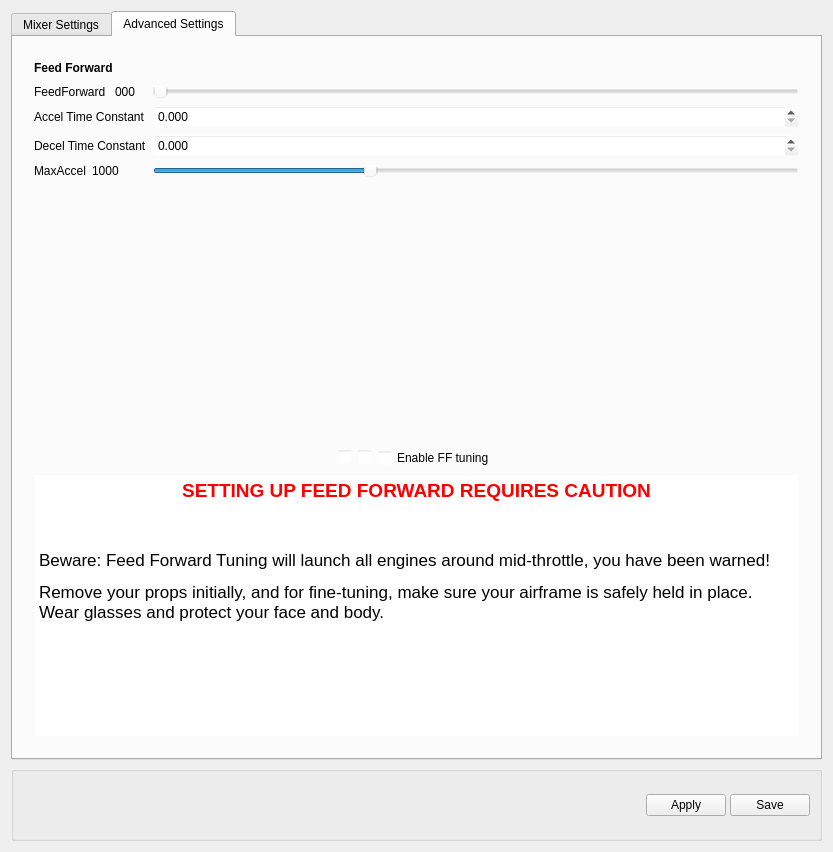
Old version of the form ground/openpilotgcs/src/plugins/config/airframe.ui in the repository openpilot/OpenPilot.
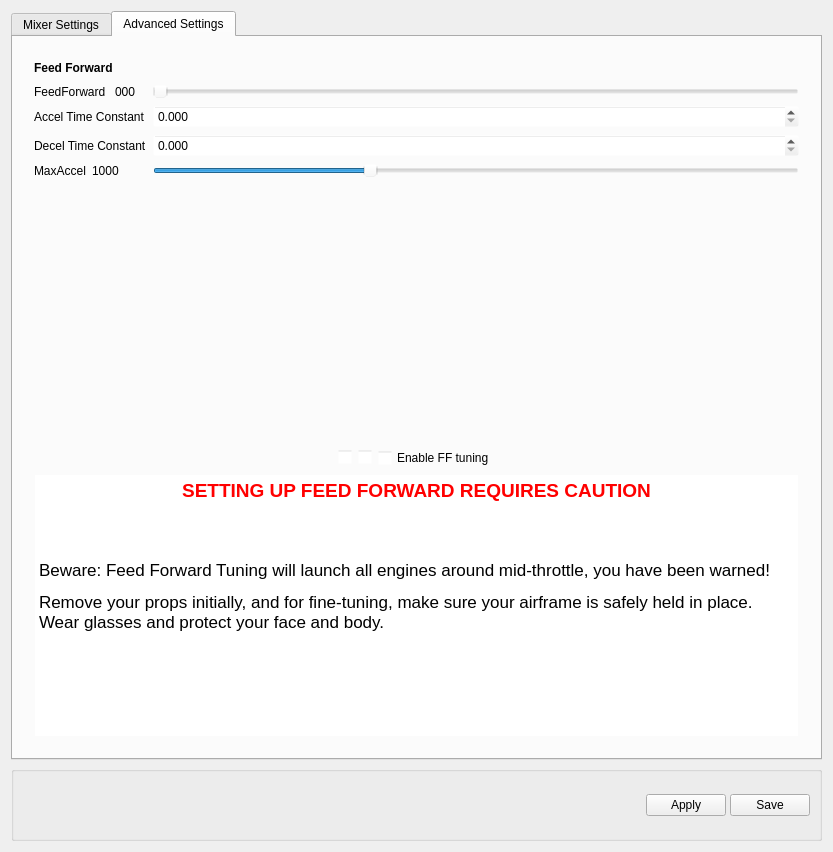
New version of the form. The open tabs and pages were chosen to show the change. Icons and pictures are not drawn. Custom widgets are drawn as their Qt base class.

What changed in the file:
```diff
--- a/ground/openpilotgcs/src/plugins/config/airframe.ui
+++ b/ground/openpilotgcs/src/plugins/config/airframe.ui
@@ -2755,8 +2755,8 @@
            <rect>
             <x>0</x>
             <y>0</y>
-            <width>192</width>
-            <height>236</height>
+            <width>247</width>
+            <height>301</height>
            </rect>
           </property>
           <layout class="QVBoxLayout" name="verticalLayout_18">
@@ -3067,15 +3067,15 @@
               <string>&lt;!DOCTYPE HTML PUBLIC &quot;-//W3C//DTD HTML 4.0//EN&quot; &quot;http://www.w3.org/TR/REC-html40/strict.dtd&quot;&gt;
 &lt;html&gt;&lt;head&gt;&lt;meta name=&quot;qrichtext&quot; content=&quot;1&quot; /&gt;&lt;style type=&quot;text/css&quot;&gt;
 p, li { white-space: pre-wrap; }
-&lt;/style&gt;&lt;/head&gt;&lt;body style=&quot; font-family:'MS Shell Dlg 2'; font-size:8.25pt; font-weight:400; font-style:normal;&quot;&gt;
+&lt;/style&gt;&lt;/head&gt;&lt;body style=&quot; font-family:'Lucida Grande'; font-size:13pt; font-weight:400; font-style:normal;&quot;&gt;
 &lt;table border=&quot;0&quot; style=&quot;-qt-table-type: root; margin-top:4px; margin-bottom:4px; margin-left:4px; margin-right:4px;&quot;&gt;
 &lt;tr&gt;
 &lt;td style=&quot;border: none;&quot;&gt;
 &lt;p align=&quot;center&quot; style=&quot; margin-top:0px; margin-bottom:0px; margin-left:0px; margin-right:0px; -qt-block-indent:0; text-indent:0px;&quot;&gt;&lt;span style=&quot; font-family:'Ubuntu'; font-size:14pt; font-weight:600; color:#ff0000;&quot;&gt;SETTING UP FEED FORWARD REQUIRES CAUTION&lt;/span&gt;&lt;/p&gt;
-&lt;p style=&quot;-qt-paragraph-type:empty; margin-top:0px; margin-bottom:0px; margin-left:0px; margin-right:0px; -qt-block-indent:0; text-indent:0px; font-family:'Ubuntu'; font-size:11pt;&quot;&gt;&lt;/p&gt;
+&lt;p style=&quot;-qt-paragraph-type:empty; margin-top:0px; margin-bottom:0px; margin-left:0px; margin-right:0px; -qt-block-indent:0; text-indent:0px; font-family:'Ubuntu'; font-size:11pt;&quot;&gt;&lt;br /&gt;&lt;/p&gt;
 &lt;p style=&quot; margin-top:0px; margin-bottom:0px; margin-left:0px; margin-right:0px; -qt-block-indent:0; text-indent:0px;&quot;&gt;&lt;span style=&quot; font-family:'Ubuntu'; font-size:11pt;&quot;&gt;&lt;br /&gt;&lt;/span&gt;&lt;/p&gt;
-&lt;p style=&quot; margin-top:0px; margin-bottom:0px; margin-left:0px; margin-right:0px; -qt-block-indent:0; text-indent:0px;&quot;&gt;&lt;span style=&quot; font-family:'Lucida Grande'; font-size:13pt;&quot;&gt;Beware: Feed Forward Tuning will launch all engines around mid-throttle, you have been warned!&lt;/span&gt;&lt;/p&gt;
-&lt;p style=&quot; margin-top:12px; margin-bottom:12px; margin-left:0px; margin-right:0px; -qt-block-indent:0; text-indent:0px;&quot;&gt;&lt;span style=&quot; font-family:'Lucida Grande'; font-size:13pt;&quot;&gt;Remove your props initially, and for fine-tuning, make sure your airframe is safely held in place. Wear glasses and protect your face and body.&lt;/span&gt;&lt;/p&gt;&lt;/td&gt;&lt;/tr&gt;&lt;/table&gt;&lt;/body&gt;&lt;/html&gt;</string>
+&lt;p style=&quot; margin-top:0px; margin-bottom:0px; margin-left:0px; margin-right:0px; -qt-block-indent:0; text-indent:0px;&quot;&gt;Beware: Feed Forward Tuning will launch all engines around mid-throttle, you have been warned!&lt;/p&gt;
+&lt;p style=&quot; margin-top:12px; margin-bottom:12px; margin-left:0px; margin-right:0px; -qt-block-indent:0; text-indent:0px;&quot;&gt;Remove your props initially, and for fine-tuning, make sure your airframe is safely held in place. Wear glasses and protect your face and body.&lt;/p&gt;&lt;/td&gt;&lt;/tr&gt;&lt;/table&gt;&lt;/body&gt;&lt;/html&gt;</string>
              </property>
             </widget>
            </item>
```
Left out of the diff: 7 changed lines with no effect on the pictures.
